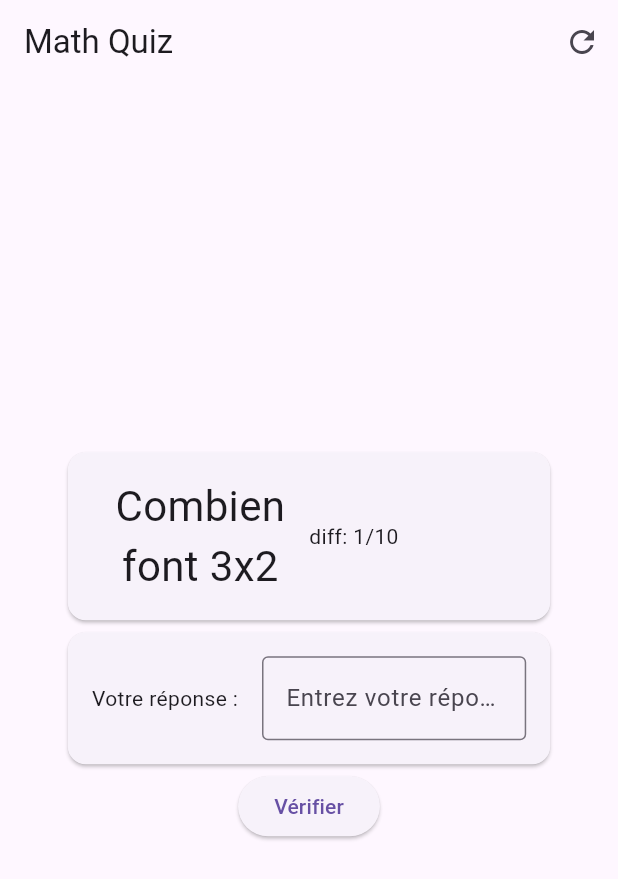
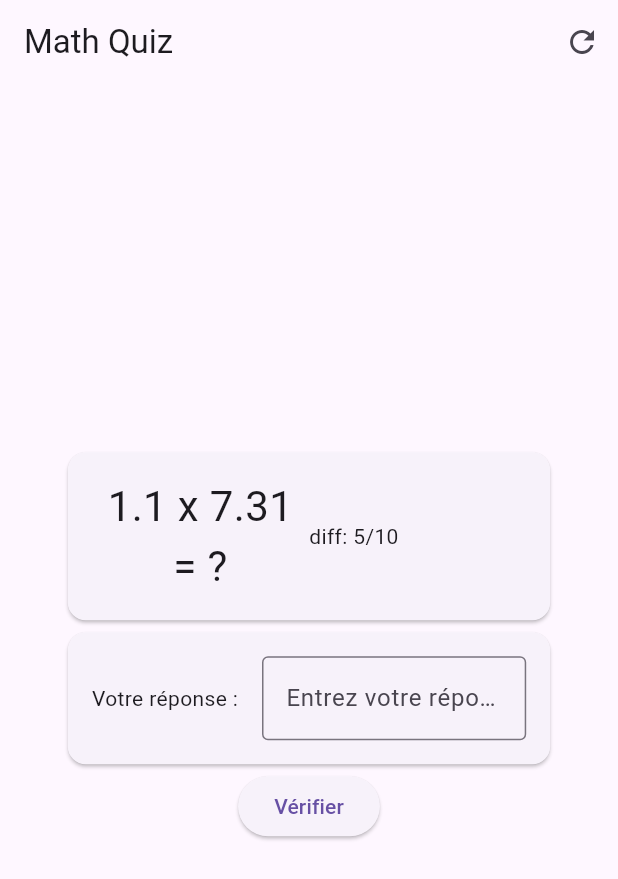
Before and after one commit to Wameuh/R2B, a Flutter app: the screen it shows after launch, after a tap on "Vérifier", after a tap on the "refresh" icon, on a phone screen of 412 x 824 dp. Shown: the top 879 px of the screen. Run offline on Flutter 3.47's test engine with Material 3 defaults, Android fonts, the phone set to English and light mode, and no system bars; generated files the repository leaves out were written again.

Commit message:
Adding multiplication question based on difficulty.

```diff
--- a/r2b/lib/main.dart
+++ b/r2b/lib/main.dart
@@ -56,15 +56,17 @@ class _MyHomePageState extends State<MyHomePage> {
   }
 
   void getNewQuestion() {
+    final random = Random();
+    final difficulty = random.nextInt(11); // 0 to 10
     setState(() {
-      currentQuestion = getQuestion();
+      currentQuestion = MultiplicationQuestion(difficulty);
     });
     _textController.clear();
     _message = '';
   }
 
   void _checkAnswer() {
-    int userAnswer = int.tryParse(_reponseController.text) ?? 0;
+    String userAnswer = _reponseController.text;
     setState(() {
       _message =
           userAnswer == currentQuestion.reponse ? 'Correct !' : 'Incorrect !';
--- a/r2b/lib/models/question.dart
+++ b/r2b/lib/models/question.dart
@@ -1,23 +1,59 @@
+import 'dart:math';
+
 import 'package:flutter/material.dart';
 
 class Question {
-  final String question;
-  final int reponse;
-  final int difficulty;
-  final String topic;
+  String question;
+  String reponse;
+  int difficulty;
+  String topic;
 
   Question(
-      {required this.question,
-      required this.reponse,
+      {this.question = "",
+      this.reponse = "",
       this.difficulty = 1,
       this.topic = ""});
 }
 
 class QuestionModel extends ChangeNotifier {
   final List<Question> _questions = [
-    Question(question: "Combien font 3x2", reponse: 6),
-    Question(question: "Combien font 4x2", reponse: 8)
+    MultiplicationQuestion(0),
+    MultiplicationQuestion(0),
+    MultiplicationQuestion(1),
+    MultiplicationQuestion(2),
+    MultiplicationQuestion(3),
+    MultiplicationQuestion(5),
   ];
 
   List<Question> get questionsList => _questions;
 }
+
+double formatDouble(double number, int decimalPlaces) {
+  return double.parse(number.toStringAsFixed(decimalPlaces));
+}
+
+class MultiplicationQuestion extends Question {
+  MultiplicationQuestion(int difficulty)
+      : super(difficulty: difficulty, topic: "Multiplication") {
+    final random = Random();
+    final maxValues = [10, 10, 100, 10, 100, 10, 100, 1000, 100, 1000, 1000000];
+    final numFactors = [2, 3, 2, 5, 3, 2, 2, 2, 3, 3, 2];
+    final useFloats = difficulty >= 5;
+
+    final maxValue = maxValues[difficulty];
+    final numFactorsForDifficulty = numFactors[difficulty];
+
+    final factors = List.generate(
+      numFactorsForDifficulty,
+      (_) => useFloats
+          ? formatDouble(random.nextDouble() * maxValue, 2)
+          : random.nextInt(maxValue) + 1,
+    );
+
+    final questionString = factors.join(' x ');
+    final answer = factors.reduce((value, element) => value * element);
+
+    question = '$questionString = ?';
+    reponse = answer.toString();
+  }
+}
```
